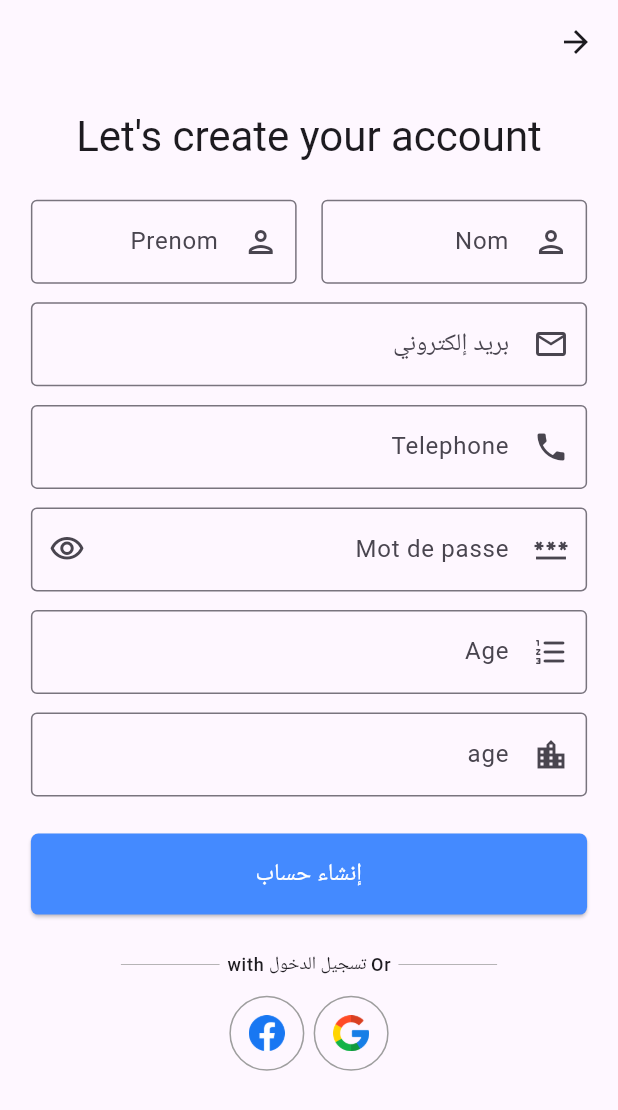
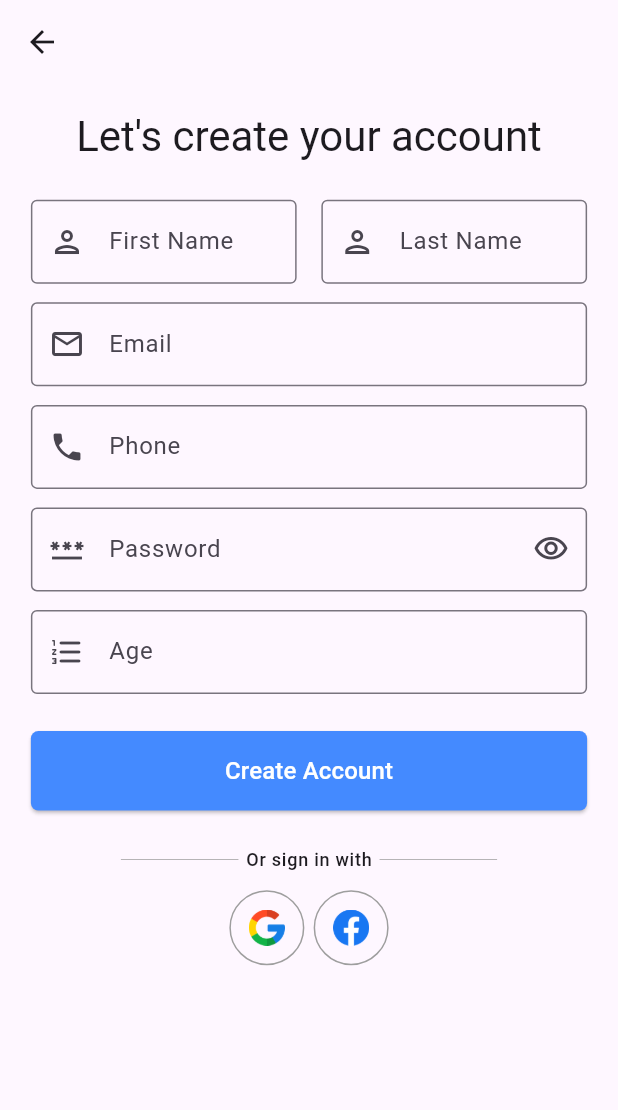
Before and after one commit to h0996g/mosqueFlutter, a Flutter app: the RegisterUser screen opened directly, on a phone screen of 412 x 824 dp. Shown: the top 1110 px of the screen. Run offline on Flutter 3.47's test engine with Material 3 defaults, Android fonts, the phone set to English and light mode, and no system bars; our stand-ins replace firebase_core, firebase_storage, flutter_bloc, flutter_image_compress, fluttertoast, image_picker and 3 more; accounts and stored records are empty; network calls fail.

```diff
--- a/lib/Api/constApi.dart
+++ b/lib/Api/constApi.dart
@@ -1,5 +1,5 @@
 // const URLHTTP = '192.168.1.23:3000';
-const URLHTTP = '192.168.18.68:3000';
+const URLHTTP = '192.168.1.31:3000';
 // const URLHTTP = '10.0.2.2:3000';
 
 const Loginuser = '/api/loginuser';
--- a/lib/screen/AdminScreens/annonce/cubit/annonce_cubit.dart
+++ b/lib/screen/AdminScreens/annonce/cubit/annonce_cubit.dart
@@ -1,11 +1,7 @@
 import 'package:flutter/foundation.dart';
 import 'package:flutter_bloc/flutter_bloc.dart';
 import 'package:meta/meta.dart';
-import 'dart:convert' as convert;
-
-import 'package:mosque/Api/constApi.dart';
-import 'package:mosque/Api/httplaravel.dart';
-import 'package:mosque/model/error_model%20copy.dart';
+import 'package:mosque/model/error_model.dart';
 
 part 'annonce_state.dart';
 
--- a/lib/screen/AdminScreens/home/cubit/home_admin_cubit.dart
+++ b/lib/screen/AdminScreens/home/cubit/home_admin_cubit.dart
@@ -11,7 +11,7 @@ import 'dart:convert' as convert;
 import 'package:mosque/screen/AdminScreens/terrains/terrains.dart';
 import 'package:mosque/screen/AdminScreens/tournoi/tournoi.dart';
 
-import '../../../../model/error_model copy.dart';
+import '../../../../model/error_model.dart';
 
 part 'home_admin_state.dart';
 
--- a/lib/screen/AdminScreens/profile/cubit/profile_admin_cubit.dart
+++ b/lib/screen/AdminScreens/profile/cubit/profile_admin_cubit.dart
@@ -10,7 +10,7 @@ import 'package:mosque/Api/httplaravel.dart';
 import 'dart:convert' as convert;
 import 'package:firebase_storage/firebase_storage.dart' as firebase_storage;
 import 'package:mosque/Model/admin_medel.dart';
-import 'package:mosque/model/error_model%20copy.dart';
+import 'package:mosque/model/error_model.dart';
 
 part 'profile_admin_state.dart';
 
--- a/lib/screen/AdminScreens/terrains/cubit/terrain_cubit.dart
+++ b/lib/screen/AdminScreens/terrains/cubit/terrain_cubit.dart
@@ -1,7 +1,7 @@
 import 'package:flutter/foundation.dart';
 import 'package:flutter_bloc/flutter_bloc.dart';
 import 'package:meta/meta.dart';
-import 'package:mosque/model/error_model%20copy.dart';
+import 'package:mosque/model/error_model.dart';
 
 import 'package:mosque/model/user_model.dart';
 
--- a/lib/screen/Auth/cubit/auth_cubit.dart
+++ b/lib/screen/Auth/cubit/auth_cubit.dart
@@ -6,7 +6,7 @@ import 'dart:convert' as convert;
 import 'package:mosque/Api/httplaravel.dart';
 import 'package:mosque/Model/admin_medel.dart';
 import 'package:mosque/Model/user_model.dart';
-import 'package:mosque/model/error_model%20copy.dart';
+import 'package:mosque/model/error_model.dart';
 
 import '../../../Model/recoverpassword_model.dart';
 
--- a/lib/screen/Auth/login.dart
+++ b/lib/screen/Auth/login.dart
@@ -7,7 +7,6 @@ import 'package:mosque/helper/cachhelper.dart';
 import 'package:mosque/screen/AdminScreens/home/cubit/home_admin_cubit.dart';
 import 'package:mosque/screen/AdminScreens/home/home.dart';
 import 'package:mosque/screen/Auth/cubit/auth_cubit.dart';
-import 'package:mosque/screen/Auth/recoverypasswordscreen.dart';
 import 'package:mosque/screen/Auth/register_user.dart';
 import 'package:mosque/screen/userScreens/home/home.dart';
 
@@ -34,7 +33,7 @@ class Login extends StatelessWidget {
               children: [
                 SizedBox(height: screenHeight * 0.2),
                 Text(
-                  'مرحبًا بعودتك،',
+                  'Welcome back,',
                   style: Theme.of(context).textTheme.headlineMedium,
                 ),
                 SizedBox(height: screenHeight * 0.01),
@@ -56,14 +55,14 @@ class Login extends StatelessWidget {
                       type: TextInputType.emailAddress,
                       valid: (String value) {
                         if (value.isEmpty) {
-                          return 'يجب ألا يكون البريد الإلكتروني فارغًا';
+                          return 'Email must not be empty';
                         }
                       },
                       prefixIcon: const Icon(
                         Icons.keyboard_arrow_right_sharp,
                         color: Colors.grey,
                       ),
-                      labelText: "بريد إلكتروني",
+                      labelText: "Email",
                       textInputAction: TextInputAction.next,
                     ),
                     SizedBox(height: screenHeight * 0.015),
@@ -78,10 +77,10 @@ class Login extends StatelessWidget {
                             obscureText: AuthCubit.get(context).ishidden,
                             valid: (value) {
                               if (value.isEmpty) {
-                                return 'يجب ألا تكون كلمة المرور فارغة';
+                                return 'Password must not be empty';
                               }
                             },
-                            labelText: 'mot_de_passe',
+                            labelText: 'Password',
                             prefixIcon: const Icon(
                               Icons.password_outlined,
                               color: Colors.grey,
@@ -122,7 +121,7 @@ class Login extends StatelessWidget {
                                     }),
                                 TextButton(
                                     child: const Text(
-                                      'Responsable',
+                                      'Admin',
                                       style: TextStyle(color: Colors.black),
                                     ),
                                     onPressed: () {
@@ -138,13 +137,8 @@ class Login extends StatelessWidget {
                           },
                         ),
                         TextButton(
-                            onPressed: () {
-                              navigatAndReturn(
-                                context: context,
-                                page: PasswordRecoveryScreen(),
-                              );
-                            },
-                            child: const Text("نسيت كلمة المرور؟?"))
+                            onPressed: () {},
+                            child: const Text("Forgot password?"))
                       ],
                     ),
                     SizedBox(height: screenHeight * 0.03),
@@ -191,7 +185,7 @@ class Login extends StatelessWidget {
                                 );
                               }
                             },
-                            text: 'تسجيل الدخول');
+                            text: 'Login');
                       },
                     ),
                     SizedBox(height: screenHeight * 0.015),
@@ -212,7 +206,7 @@ class Login extends StatelessWidget {
                               context: context, page: RegisterUser());
                         },
                         child: const Text(
-                          "إنشاء حساب",
+                          "Create Account",
                           style: TextStyle(color: Colors.black, fontSize: 16),
                         ),
                       ),
@@ -233,7 +227,7 @@ class Login extends StatelessWidget {
                   ),
                 ),
                 Text(
-                  " تسجيل الدخول ب : ",
+                  " Or login with ",
                   style: Theme.of(context).textTheme.labelMedium,
                 ),
                 const Flexible(
--- a/lib/screen/Auth/register_user.dart
+++ b/lib/screen/Auth/register_user.dart
@@ -8,13 +8,12 @@ import 'package:mosque/screen/userScreens/home/home.dart';
 class RegisterUser extends StatelessWidget {
   RegisterUser({super.key});
 
-  final nomController = TextEditingController();
-  final prenomController = TextEditingController();
+  final firstNameController = TextEditingController();
+  final lastNameController = TextEditingController();
   final emailController = TextEditingController();
-  final motDePasseController = TextEditingController();
-  final telephoneController = TextEditingController();
+  final passwordController = TextEditingController();
+  final phoneController = TextEditingController();
   final ageController = TextEditingController();
-  // final ageController = TextEditingController();
   final formKey = GlobalKey<FormState>();
 
   @override
@@ -46,12 +45,12 @@ class RegisterUser extends StatelessWidget {
                           Expanded(
                             child: defaultForm3(
                                 context: context,
-                                controller: nomController,
+                                controller: firstNameController,
                                 type: TextInputType.text,
-                                labelText: "Nom",
+                                labelText: "First Name",
                                 valid: (String value) {
                                   if (value.isEmpty) {
-                                    return 'Nom Must Not Be Empty';
+                                    return 'First Name must not be empty';
                                   }
                                 },
                                 onFieldSubmitted: () {},
@@ -64,12 +63,12 @@ class RegisterUser extends StatelessWidget {
                           Expanded(
                             child: defaultForm3(
                                 context: context,
-                                controller: prenomController,
+                                controller: lastNameController,
                                 type: TextInputType.text,
-                                labelText: "Prenom",
+                                labelText: "Last Name",
                                 valid: (String value) {
                                   if (value.isEmpty) {
-                                    return 'prenom Must Not Be Empty';
+                                    return 'Last Name must not be empty';
                                   }
                                 },
                                 onFieldSubmitted: () {},
@@ -85,10 +84,10 @@ class RegisterUser extends StatelessWidget {
                           context: context,
                           controller: emailController,
                           type: TextInputType.emailAddress,
-                          labelText: "بريد إلكتروني",
+                          labelText: "Email",
                           valid: (String value) {
                             if (value.isEmpty) {
-                              return 'يجب ألا يكون البريد الإلكتروني فارغًا';
+                              return 'Email must not be empty';
                             }
                           },
                           onFieldSubmitted: () {},
@@ -99,12 +98,12 @@ class RegisterUser extends StatelessWidget {
                       SizedBox(height: sizedBoxSpacing),
                       defaultForm3(
                         context: context,
-                        controller: telephoneController,
+                        controller: phoneController,
                         type: TextInputType.number,
-                        labelText: "Telephone",
+                        labelText: "Phone",
                         valid: (String value) {
                           if (value.isEmpty) {
-                            return 'telephone Must Not Be Empty';
+                            return 'Phone must not be empty';
                           }
                         },
                         onFieldSubmitted: () {},
@@ -118,16 +117,16 @@ class RegisterUser extends StatelessWidget {
                           return defaultForm3(
                               context: context,
                               textInputAction: TextInputAction.done,
-                              controller: motDePasseController,
+                              controller: passwordController,
                               type: TextInputType.visiblePassword,
                               onFieldSubmitted: () {},
                               obscureText: AuthCubit.get(context).ishidden,
                               valid: (value) {
                                 if (value.isEmpty) {
-                                  return 'يجب ألا تكون كلمة المرور فارغة';
+                                  return 'Password must not be empty';
                                 }
                               },
-                              labelText: "Mot de passe",
+                              labelText: "Password",
                               prefixIcon: const Icon(
                                 Icons.password_outlined,
                               ),
@@ -147,7 +146,7 @@ class RegisterUser extends StatelessWidget {
                           labelText: "Age",
                           valid: (String value) {
                             if (value.isEmpty) {
-                              return 'Age Must Not Be Empty';
+                              return 'Age must not be empty';
                             }
                           },
                           onFieldSubmitted: () {},
@@ -155,22 +154,6 @@ class RegisterUser extends StatelessWidget {
                             Icons.format_list_numbered_rounded,
                           ),
                           textInputAction: TextInputAction.next),
-                      SizedBox(height: sizedBoxSpacing),
-                      defaultForm3(
-                        context: context,
-                        controller: ageController,
-                        type: TextInputType.text,
-                        labelText: "age",
-                        valid: (String value) {
-                          if (value.isEmpty) {
-                            return 'age Must Not Be Empty';
-                          }
-                        },
-                        onFieldSubmitted: () {},
-                        prefixIcon: const Icon(
-                          Icons.location_city_outlined,
-                        ),
-                      ),
                       SizedBox(height: screenHeight * 0.03),
                       BlocConsumer<AuthCubit, AuthState>(
                         listener: (BuildContext context, AuthState state) {
@@ -198,18 +181,18 @@ class RegisterUser extends StatelessWidget {
                               valid: () {
                                 if (formKey.currentState!.validate()) {
                                   Map<String, dynamic> sendinfologin = {
-                                    'nom': nomController.text,
-                                    "prenom": prenomController.text,
+                                    'nom': firstNameController.text,
+                                    "prenom": lastNameController.text,
                                     "email": emailController.text,
                                     "age": ageController.text,
-                                    'mot_de_passe': motDePasseController.text,
-                                    "telephone": telephoneController.text,
+                                    'mot_de_passe': passwordController.text,
+                                    "telephone": phoneController.text,
                                   };
                                   AuthCubit.get(context)
                                       .registerUser(data: sendinfologin);
                                 }
                               },
-                              text: "إنشاء حساب");
+                              text: "Create Account");
                         },
                       ),
                       SizedBox(height: screenHeight * 0.02),
@@ -229,7 +212,7 @@ class RegisterUser extends StatelessWidget {
                     ),
                   ),
                   Text(
-                    "Or تسجيل الدخول with",
+                    "Or sign in with",
                     style: Theme.of(context).textTheme.labelMedium,
                   ),
                   const Flexible(
--- a/lib/screen/userScreens/profile/cubit/profile_cubit.dart
+++ b/lib/screen/userScreens/profile/cubit/profile_cubit.dart
@@ -7,7 +7,7 @@ import 'package:firebase_storage/firebase_storage.dart' as firebase_storage;
 import 'package:meta/meta.dart';
 import 'package:mosque/Api/constApi.dart';
 import 'package:mosque/Api/httplaravel.dart';
-import 'package:mosque/model/error_model%20copy.dart';
+import 'package:mosque/model/error_model.dart';
 import 'dart:convert' as convert;
 
 import 'package:mosque/model/user_model.dart';
```
Also changed, not shown: lib/main.dart (+7 -6 lines), lib/screen/Auth/recoverypasswordscreen.dart (deleted, +0 -144 lines), lib/screen/Auth/resetpasswordscreen.dart (deleted, +0 -178 lines), lib/screen/Auth/verificationcodescreen.dart (deleted, +0 -212 lines), lib/model/error_model.dart (renamed from lib/model/error_model copy.dart).
